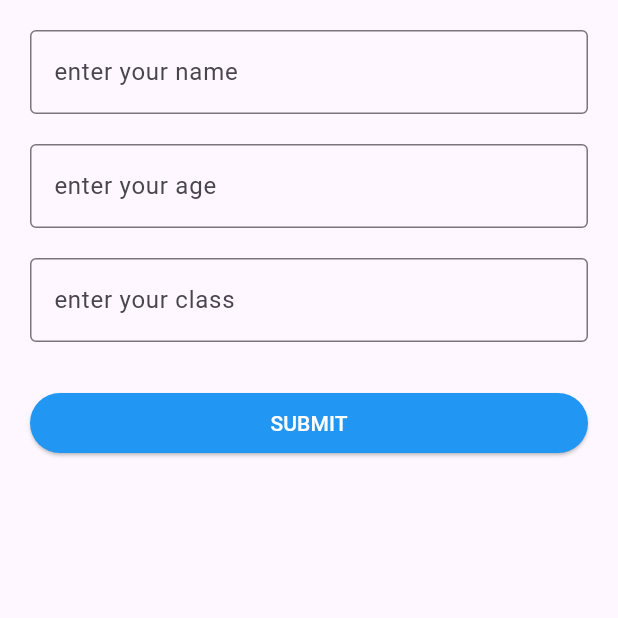
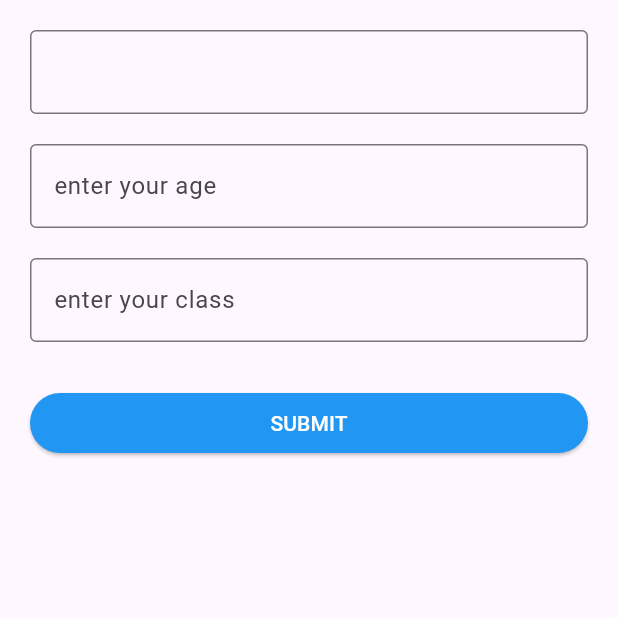
Before and after one commit to shamseernpm-beep/hive_editing, a Flutter app: the AddPage screen opened directly, on a phone screen of 412 x 824 dp, the top half of it. Run offline on Flutter 3.47's test engine with Material 3 defaults, Android fonts, the phone set to English and light mode, and no system bars; our stand-ins replace hive, hive_flutter; accounts and stored records are empty.

Commit message:
complete work

```diff
--- a/lib/add.dart
+++ b/lib/add.dart
@@ -85,7 +85,7 @@ class _AddPageState extends State<AddPage> {
               controller: usernamController,
               decoration: InputDecoration(
                 border: OutlineInputBorder(),
-                hintText: "enter your name",
+                hintText: "",
               ),
             ),
             SizedBox(height: 20),
```
